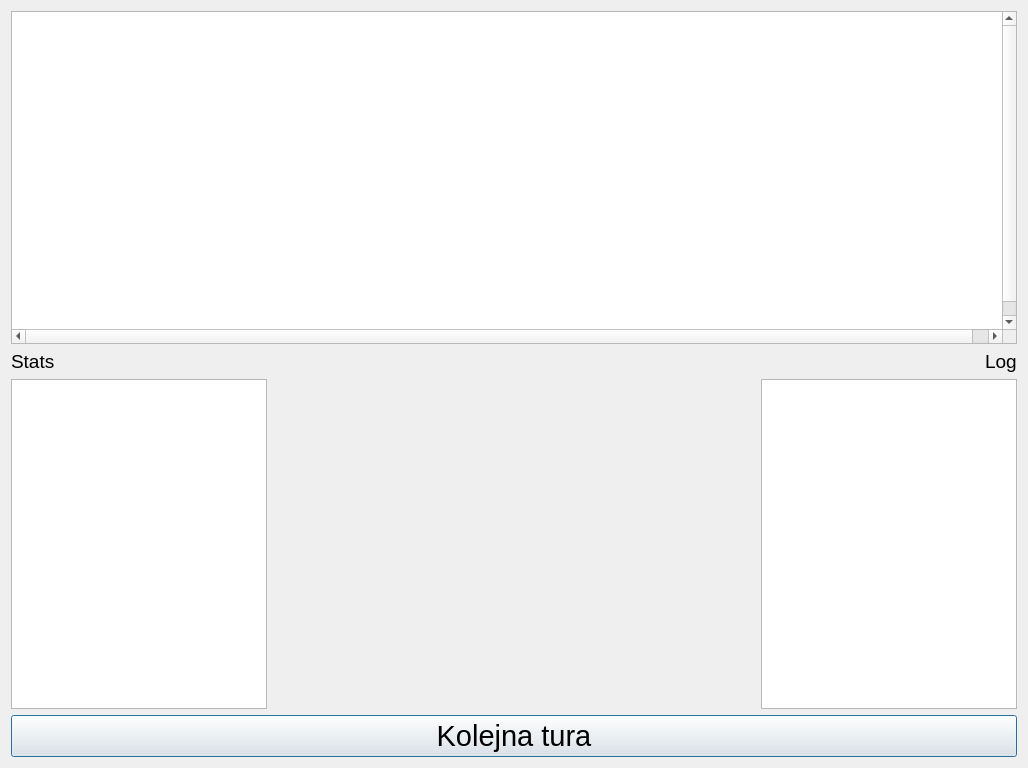
This is dialog.ui in evolvazpr/evolva as Qt 5 draws it before an edit. The edited form follows.
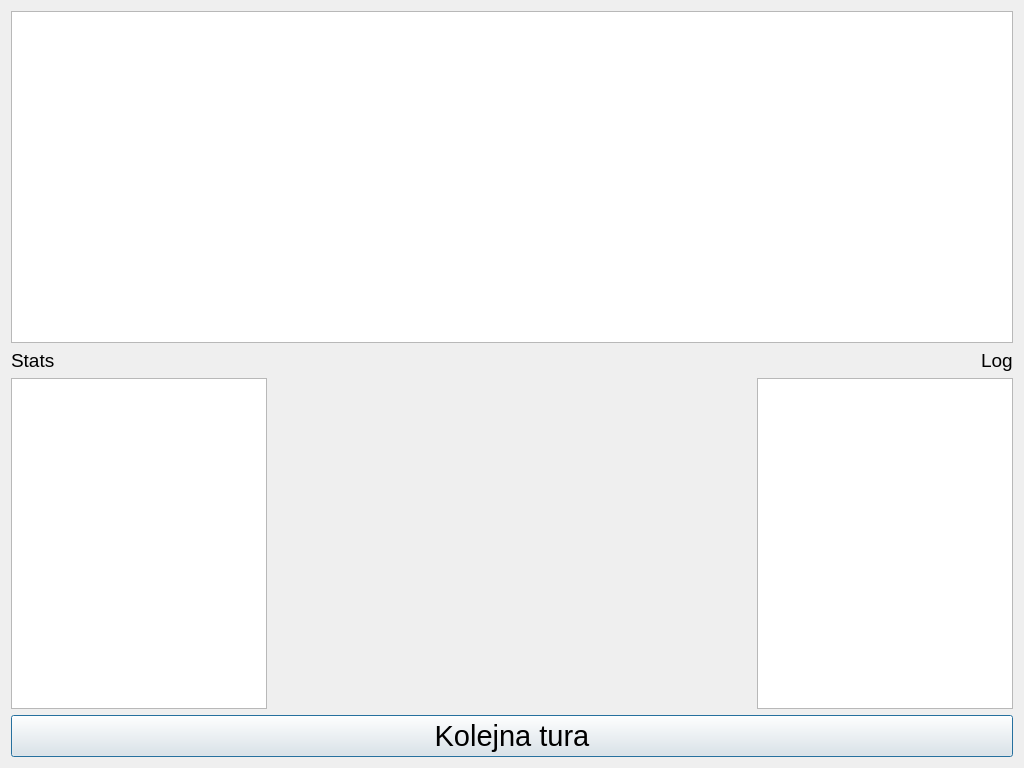
This is the edited form.

Diff of the .ui file:
```diff
--- a/dialog.ui
+++ b/dialog.ui
@@ -21,8 +21,8 @@
      </property>
      <property name="minimumSize">
       <size>
-       <width>1006</width>
-       <height>333</height>
+       <width>100</width>
+       <height>100</height>
       </size>
      </property>
      <property name="sizeIncrement">
@@ -41,8 +41,8 @@
       <rectf>
        <x>0.000000000000000</x>
        <y>0.000000000000000</y>
-       <width>1006.000000000000000</width>
-       <height>333.000000000000000</height>
+       <width>0.000000000000000</width>
+       <height>0.000000000000000</height>
       </rectf>
      </property>
     </widget>
```
Left out of the diff: 9 changed lines with no effect on the pictures.
